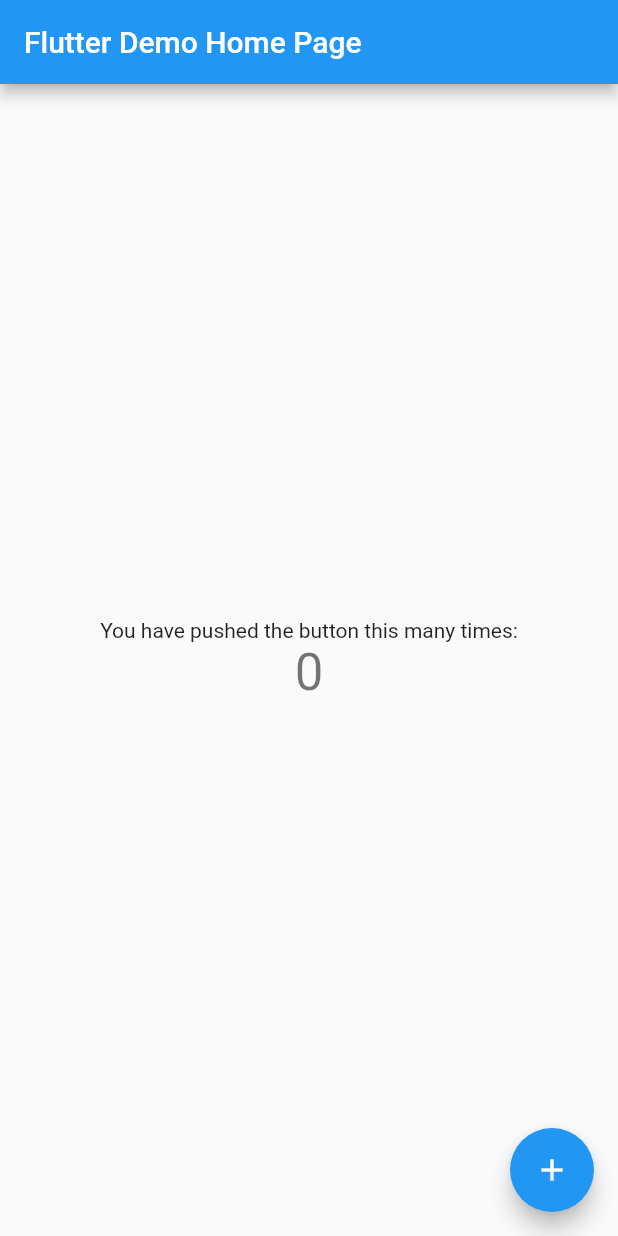
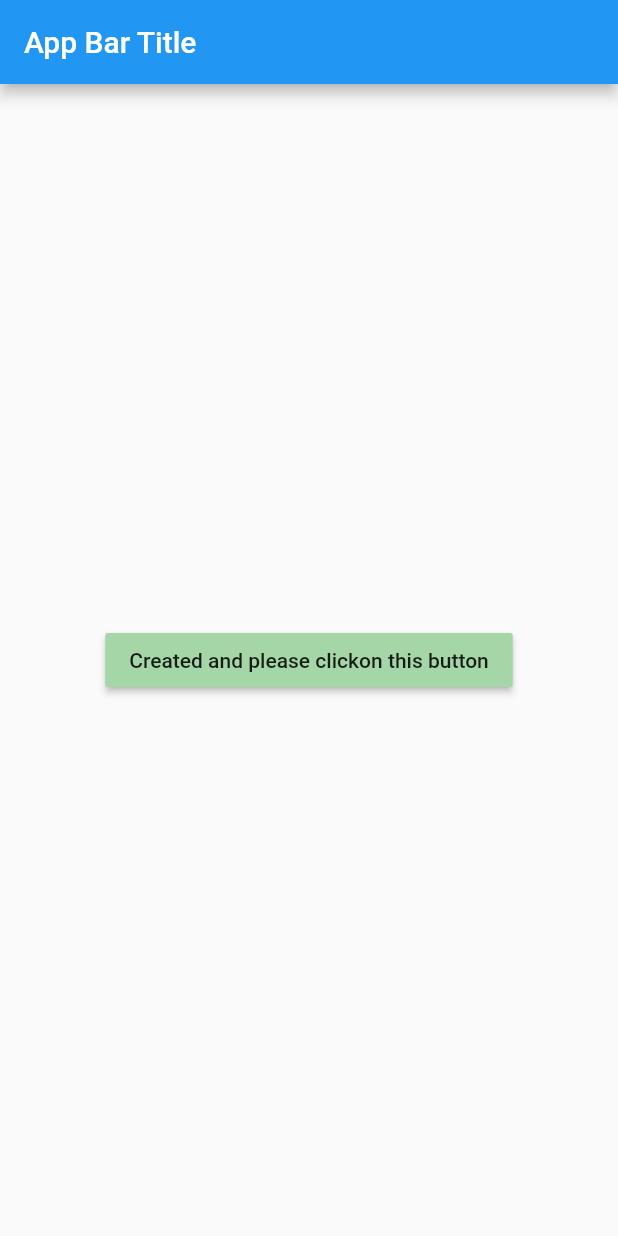
Before and after one commit to ekoRemDev/flutter_tutorial_06_states, a Flutter app: the screen it shows after launch, on a phone screen of 412 x 824 dp. Run offline on Flutter 3.47's test engine with Material 2 defaults, Android fonts, the phone set to English and light mode, and no system bars.

Commit message:
statefulWidget Eklendi

```diff
--- a/lib/main.dart
+++ b/lib/main.dart
@@ -3,109 +3,53 @@ import 'package:flutter/material.dart';
 void main() => runApp(MyApp());
 
 class MyApp extends StatelessWidget {
-  // This widget is the root of your application.
   @override
   Widget build(BuildContext context) {
-    return MaterialApp(
-      title: 'Flutter Demo',
-      theme: ThemeData(
-        // This is the theme of your application.
-        //
-        // Try running your application with "flutter run". You'll see the
-        // application has a blue toolbar. Then, without quitting the app, try
-        // changing the primarySwatch below to Colors.green and then invoke
-        // "hot reload" (press "r" in the console where you ran "flutter run",
-        // or simply save your changes to "hot reload" in a Flutter IDE).
-        // Notice that the counter didn't reset back to zero; the application
-        // is not restarted.
-        primarySwatch: Colors.blue,
-      ),
-      home: MyHomePage(title: 'Flutter Demo Home Page'),
-    );
+    return new Application();
   }
 }
 
-class MyHomePage extends StatefulWidget {
-  MyHomePage({Key key, this.title}) : super(key: key);
+class Application extends StatefulWidget {
+  ApplicationState createState() => new ApplicationState();
+}
 
-  // This widget is the home page of your application. It is stateful, meaning
-  // that it has a State object (defined below) that contains fields that affect
-  // how it looks.
+class ApplicationState extends State<Application> {
+  String text = '';
 
-  // This class is the configuration for the state. It holds the values (in this
-  // case the title) provided by the parent (in this case the App widget) and
-  // used by the build method of the State. Fields in a Widget subclass are
-  // always marked "final".
-
-  final String title;
 
   @override
-  _MyHomePageState createState() => _MyHomePageState();
+  void initState() {
+      text = "Created and please clickon this button";
+      super.initState();
   }
 
-class _MyHomePageState extends State<MyHomePage> {
-  int _counter = 0;
-
-  void _incrementCounter() {
+  ClickMe() {
       setState(() {
-      // This call to setState tells the Flutter framework that something has
-      // changed in this State, which causes it to rerun the build method below
-      // so that the display can reflect the updated values. If we changed
-      // _counter without calling setState(), then the build method would not be
-      // called again, and so nothing would appear to happen.
-      _counter++;
+          text = 'You Clicked on me';
       });
   }
 
   @override
   Widget build(BuildContext context) {
-    // This method is rerun every time setState is called, for instance as done
-    // by the _incrementCounter method above.
-    //
-    // The Flutter framework has been optimized to make rerunning build methods
-    // fast, so that you can just rebuild anything that needs updating rather
-    // than having to individually change instances of widgets.
-    return Scaffold(
+    // TODO: implement build
+    return MaterialApp(
+      title: 'App Title',
+      home: Scaffold(
           appBar: AppBar(
-        // Here we take the value from the MyHomePage object that was created by
-        // the App.build method, and use it to set our appbar title.
-        title: Text(widget.title),
+            title: Text('App Bar Title'),
           ),
           body: Center(
-        // Center is a layout widget. It takes a single child and positions it
-        // in the middle of the parent.
-        child: Column(
-          // Column is also a layout widget. It takes a list of children and
-          // arranges them vertically. By default, it sizes itself to fit its
-          // children horizontally, and tries to be as tall as its parent.
-          //
-          // Invoke "debug painting" (press "p" in the console, choose the
-          // "Toggle Debug Paint" action from the Flutter Inspector in Android
-          // Studio, or the "Toggle Debug Paint" command in Visual Studio Code)
-          // to see the wireframe for each widget.
-          //
-          // Column has various properties to control how it sizes itself and
-          // how it positions its children. Here we use mainAxisAlignment to
-          // center the children vertically; the main axis here is the vertical
-          // axis because Columns are vertical (the cross axis would be
-          // horizontal).
-          mainAxisAlignment: MainAxisAlignment.center,
-          children: <Widget>[
-            Text(
-              'You have pushed the button this many times:',
+            child: RaisedButton(
+
+              onPressed: (){
+                  ClickMe();
+              },
+                child: Text(text),
+              color: Colors.green[200],
             ),
-            Text(
-              '$_counter',
-              style: Theme.of(context).textTheme.display1,
-            ),
-          ],
-        ),
-      ),
-      floatingActionButton: FloatingActionButton(
-        onPressed: _incrementCounter,
-        tooltip: 'Increment',
-        child: Icon(Icons.add),
-      ), // This trailing comma makes auto-formatting nicer for build methods.
+          )),
     );
   }
+
+
 }
```
Lines whose indentation alone changed are shown as unchanged.
